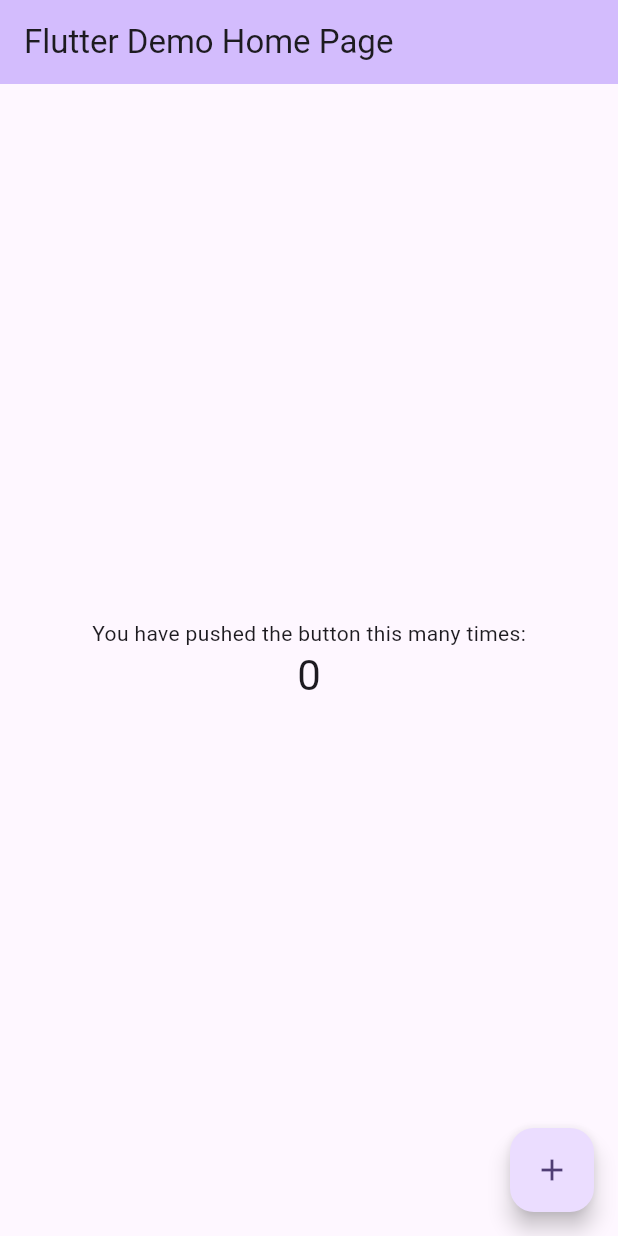
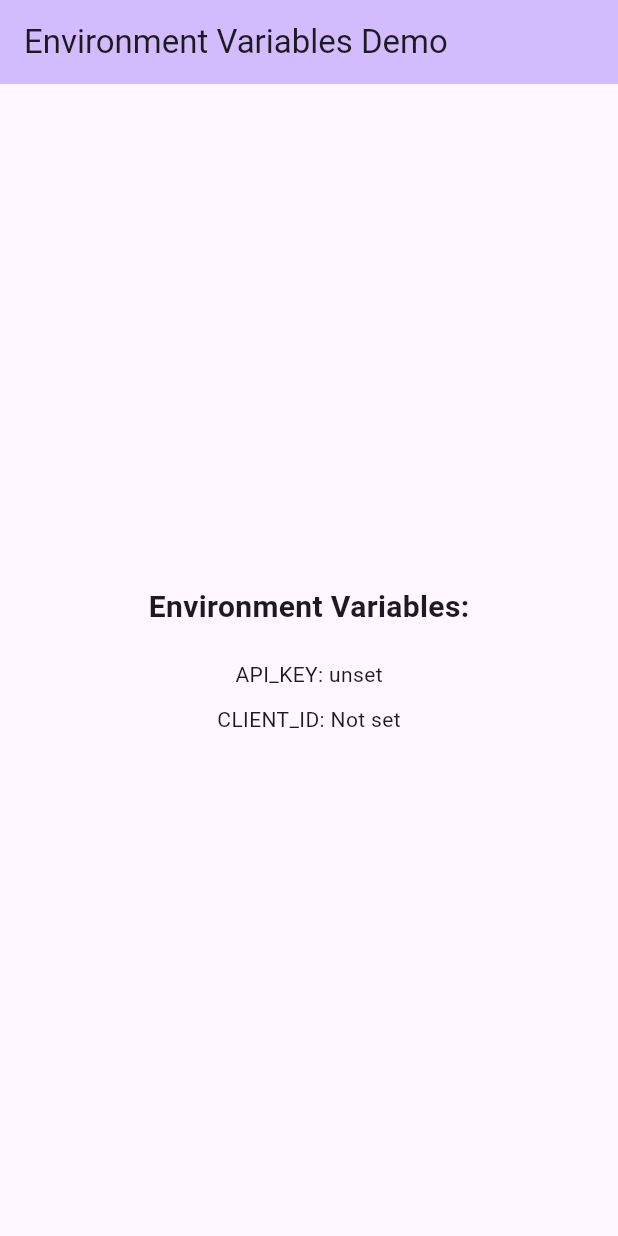
Before and after one commit to seanr89/Flut-Git-Secretiser, a Flutter app: the screen it shows after launch, on a phone screen of 412 x 824 dp. Run offline on Flutter 3.47's test engine with Material 3 defaults, Android fonts, the phone set to English and light mode, and no system bars; our stand-ins replace flutter_dotenv.

Commit message:
feat: Integrate `flutter_dotenv` for environment variable management and update CI/CD to pass secrets via `.env` and `dart-define`.

```diff
--- a/whatsnextclient/lib/main.dart
+++ b/whatsnextclient/lib/main.dart
@@ -1,51 +1,40 @@
 import 'package:flutter/material.dart';
+import 'package:flutter_dotenv/flutter_dotenv.dart';
 
-void main() {
+void main() async {
+  // To load the .env file contents into dotenv.
+  // NOTE: fileName defaults to .env and that's what we want.
+  // Also, we need to ensure we don't crash if the file is missing (e.g. in production if using dart-define only)
+  // However, flutter_dotenv throws if file not found unless we handle it.
+  // For this demo, we assume .env exists or we catch the error.
+  try {
+    await dotenv.load(fileName: ".env");
+  } catch (e) {
+    // If .env is missing, we might be relying on dart-define.
+    // flutter_dotenv doesn't automatically read dart-define.
+    // We will handle the fallback in the UI.
+    debugPrint("Error loading .env: $e");
+  }
   runApp(const MyApp());
 }
 
 class MyApp extends StatelessWidget {
   const MyApp({super.key});
 
-  // This widget is the root of your application.
   @override
   Widget build(BuildContext context) {
     return MaterialApp(
       title: 'Flutter Demo',
       theme: ThemeData(
-        // This is the theme of your application.
-        //
-        // TRY THIS: Try running your application with "flutter run". You'll see
-        // the application has a purple toolbar. Then, without quitting the app,
-        // try changing the seedColor in the colorScheme below to Colors.green
-        // and then invoke "hot reload" (save your changes or press the "hot
-        // reload" button in a Flutter-supported IDE, or press "r" if you used
-        // the command line to start the app).
-        //
-        // Notice that the counter didn't reset back to zero; the application
-        // state is not lost during the reload. To reset the state, use hot
-        // restart instead.
-        //
-        // This works for code too, not just values: Most code changes can be
-        // tested with just a hot reload.
         colorScheme: ColorScheme.fromSeed(seedColor: Colors.deepPurple),
       ),
-      home: const MyHomePage(title: 'Flutter Demo Home Page'),
+      home: const MyHomePage(title: 'Environment Variables Demo'),
     );
   }
 }
 
 class MyHomePage extends StatefulWidget {
   const MyHomePage({super.key, required this.title});
-
-  // This widget is the home page of your application. It is stateful, meaning
-  // that it has a State object (defined below) that contains fields that affect
-  // how it looks.
-
-  // This class is the configuration for the state. It holds the values (in this
-  // case the title) provided by the parent (in this case the App widget) and
-  // used by the build method of the State. Fields in a Widget subclass are
-  // always marked "final".
 
   final String title;
 
@@ -54,69 +43,59 @@
 }
 
 class _MyHomePageState extends State<MyHomePage> {
-  int _counter = 0;
-
-  void _incrementCounter() {
-    setState(() {
-      // This call to setState tells the Flutter framework that something has
-      // changed in this State, which causes it to rerun the build method below
-      // so that the display can reflect the updated values. If we changed
-      // _counter without calling setState(), then the build method would not be
-      // called again, and so nothing would appear to happen.
-      _counter++;
-    });
+  // Helper to get env var from either dotenv or dart-define
+  String getEnv(String key) {
+    // 1. Try dotenv (runtime .env file)
+    String? value = dotenv.env[key];
+    if (value != null && value.isNotEmpty) {
+      return value;
+    }
+    // 2. Try dart-define (compile-time constant)
+    // Note: String.fromEnvironment requires a const string literal for the key if we want it to be truly const.
+    // Actually, String.fromEnvironment works with dynamic keys but it won't be a "const" value, just a runtime lookup of the environment.
+    // However, for optimization, it's often better to use const.
+    // Let's just use the specific keys we know we want.
+    if (key == 'API_KEY') {
+      return const String.fromEnvironment('API_KEY', defaultValue: 'Not Found');
+    }
+    if (key == 'CLIENT_ID') {
+      return const String.fromEnvironment(
+        'CLIENT_ID',
+        defaultValue: 'Not Found',
+      );
+    }
+    return 'Not Found';
   }
 
   @override
   Widget build(BuildContext context) {
-    // This method is rerun every time setState is called, for instance as done
-    // by the _incrementCounter method above.
-    //
-    // The Flutter framework has been optimized to make rerunning build methods
-    // fast, so that you can just rebuild anything that needs updating rather
-    // than having to individually change instances of widgets.
+    final apiKey =
+        dotenv.env['API_KEY'] ??
+        const String.fromEnvironment('API_KEY', defaultValue: 'Not set');
+    final clientId =
+        dotenv.env['CLIENT_ID'] ??
+        const String.fromEnvironment('CLIENT_ID', defaultValue: 'Not set');
+
     return Scaffold(
       appBar: AppBar(
-        // TRY THIS: Try changing the color here to a specific color (to
-        // Colors.amber, perhaps?) and trigger a hot reload to see the AppBar
-        // change color while the other colors stay the same.
         backgroundColor: Theme.of(context).colorScheme.inversePrimary,
-        // Here we take the value from the MyHomePage object that was created by
-        // the App.build method, and use it to set our appbar title.
         title: Text(widget.title),
       ),
       body: Center(
-        // Center is a layout widget. It takes a single child and positions it
-        // in the middle of the parent.
         child: Column(
-          // Column is also a layout widget. It takes a list of children and
-          // arranges them vertically. By default, it sizes itself to fit its
-          // children horizontally, and tries to be as tall as its parent.
-          //
-          // Column has various properties to control how it sizes itself and
-          // how it positions its children. Here we use mainAxisAlignment to
-          // center the children vertically; the main axis here is the vertical
-          // axis because Columns are vertical (the cross axis would be
-          // horizontal).
-          //
-          // TRY THIS: Invoke "debug painting" (choose the "Toggle Debug Paint"
-          // action in the IDE, or press "p" in the console), to see the
-          // wireframe for each widget.
           mainAxisAlignment: MainAxisAlignment.center,
           children: <Widget>[
-            const Text('You have pushed the button this many times:'),
-            Text(
-              '$_counter',
-              style: Theme.of(context).textTheme.headlineMedium,
+            const Text(
+              'Environment Variables:',
+              style: TextStyle(fontSize: 20, fontWeight: FontWeight.bold),
             ),
+            const SizedBox(height: 20),
+            Text('API_KEY: $apiKey'),
+            const SizedBox(height: 10),
+            Text('CLIENT_ID: $clientId'),
           ],
         ),
       ),
-      floatingActionButton: FloatingActionButton(
-        onPressed: _incrementCounter,
-        tooltip: 'Increment',
-        child: const Icon(Icons.add),
-      ), // This trailing comma makes auto-formatting nicer for build methods.
     );
   }
 }
--- a/whatsnextclient/pubspec.yaml
+++ b/whatsnextclient/pubspec.yaml
@@ -34,6 +34,7 @@ dependencies:
   # The following adds the Cupertino Icons font to your application.
   # Use with the CupertinoIcons class for iOS style icons.
   cupertino_icons: ^1.0.8
+  flutter_dotenv: ^6.0.0
 
 dev_dependencies:
   flutter_test:
@@ -58,9 +59,8 @@ flutter:
   uses-material-design: true
 
   # To add assets to your application, add an assets section, like this:
-  # assets:
-  #   - images/a_dot_burr.jpeg
-  #   - images/a_dot_ham.jpeg
+  assets:
+    - .env
 
   # An image asset can refer to one or more resolution-specific "variants", see
   # https://flutter.dev/to/resolution-aware-images
```
Also changed, not shown: 3 other files.
